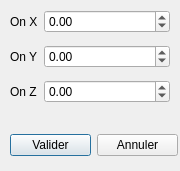
This is src/movedialog.ui in JulesTopart/Powd3r as Qt 5 draws it before an edit. The edited form follows.
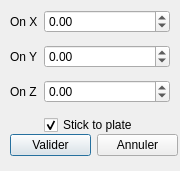
This is the edited form.

```diff
--- a/src/movedialog.ui
+++ b/src/movedialog.ui
@@ -25,7 +25,7 @@
      <x>10</x>
      <y>10</y>
      <width>160</width>
-     <height>121</height>
+     <height>126</height>
     </rect>
    </property>
    <layout class="QFormLayout" name="formLayout">
@@ -95,6 +95,16 @@
       </property>
      </widget>
     </item>
+    <item row="3" column="1">
+     <widget class="QCheckBox" name="stickOnPlate">
+      <property name="text">
+       <string>Stick to plate</string>
+      </property>
+      <property name="checked">
+       <bool>true</bool>
+      </property>
+     </widget>
+    </item>
    </layout>
    <zorder>label</zorder>
    <zorder>label_2</zorder>
```
Left out of the diff: 1 changed line with no effect on the pictures.
